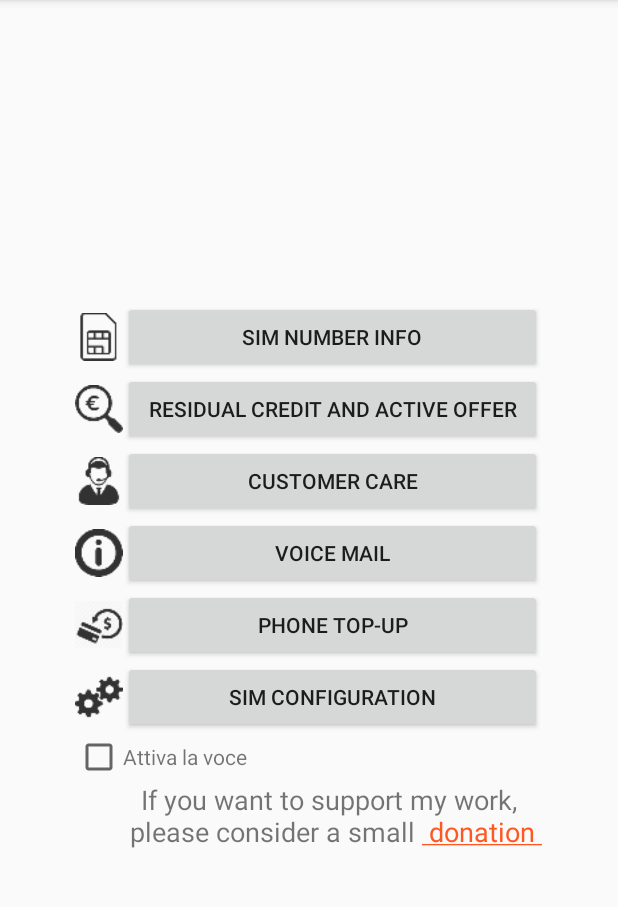
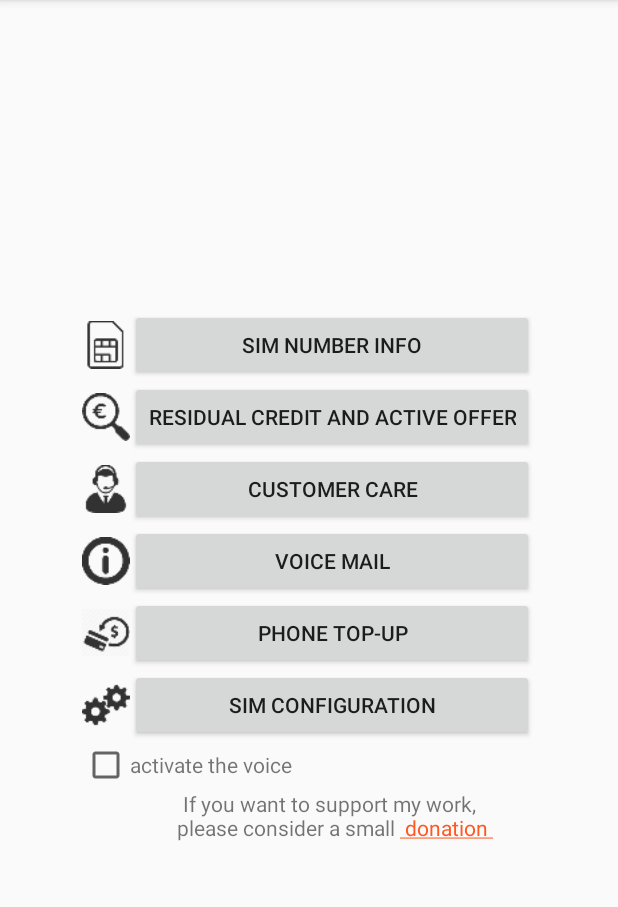
Before and after one commit to astasio/SimInfo, an Android app: the screen it shows after launch (MainActivity), on a phone screen of 412 x 824 dp, the part 84-991 px from its top. Run offline under Robolectric (Android 15) with nearby library versions, the light colour scheme and no system bars.

Commit message:
updated translations,add android speak to functions, link to donation and bug fixes

```diff
--- a/app/src/main/res/layout/activity_main.xml
+++ b/app/src/main/res/layout/activity_main.xml
@@ -22,7 +22,7 @@
         app:layout_constraintTop_toTopOf="parent">
 
         <TableLayout
-            android:layout_width="match_parent"
+            android:layout_width="wrap_content"
             android:layout_height="wrap_content"
             tools:ignore="ExtraText">
 
@@ -143,7 +143,7 @@
 
                 <TextView
                     android:id="@+id/VoiceActiveLabel"
-                    android:text="Attiva la voce" />
+                    android:text="@string/voice_active" />
             </TableRow>
 
             <TableRow
@@ -156,9 +156,10 @@
                     android:id="@+id/activity_main_link"
                     android:layout_width="wrap_content"
                     android:layout_height="wrap_content"
+                    android:singleLine="false"
                     android:text="@string/hyperlink"
                     android:textAlignment="center"
-                    android:textSize="18sp"
+                    android:textSize="14sp"
                     app:layout_constraintBottom_toBottomOf="parent"
                     app:layout_constraintLeft_toLeftOf="parent"
                     app:layout_constraintRight_toRightOf="parent"
```
